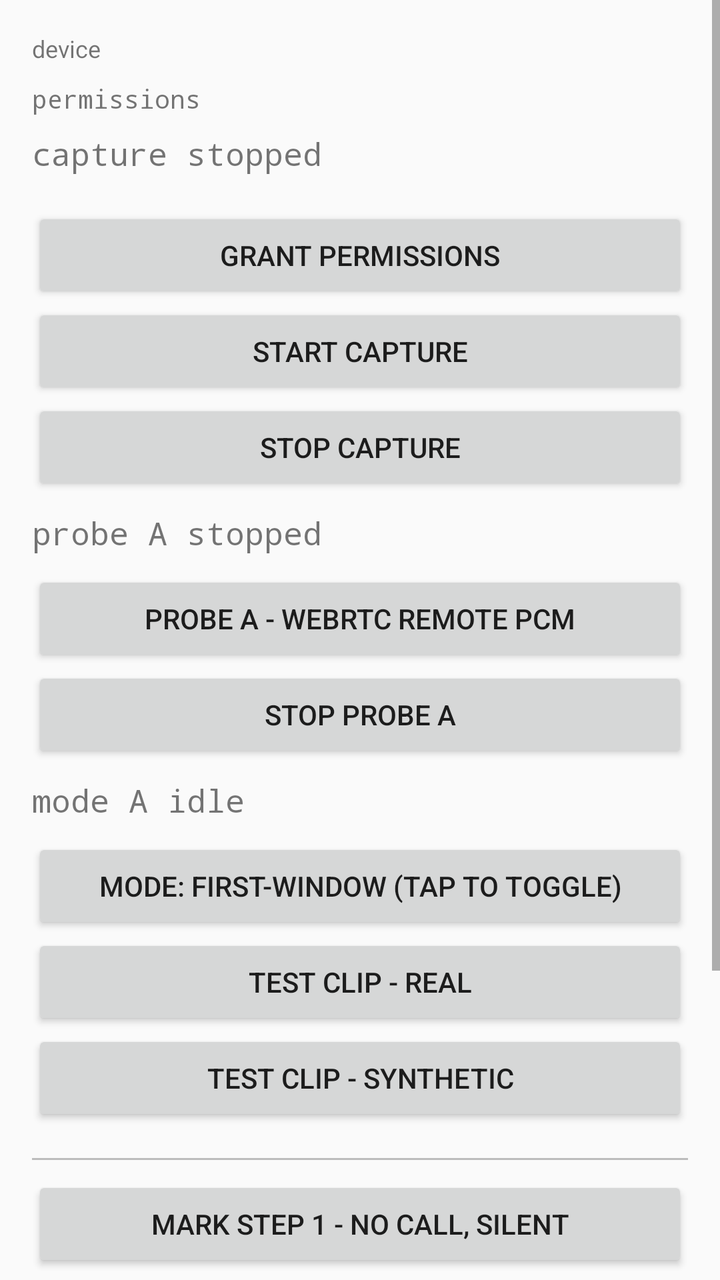
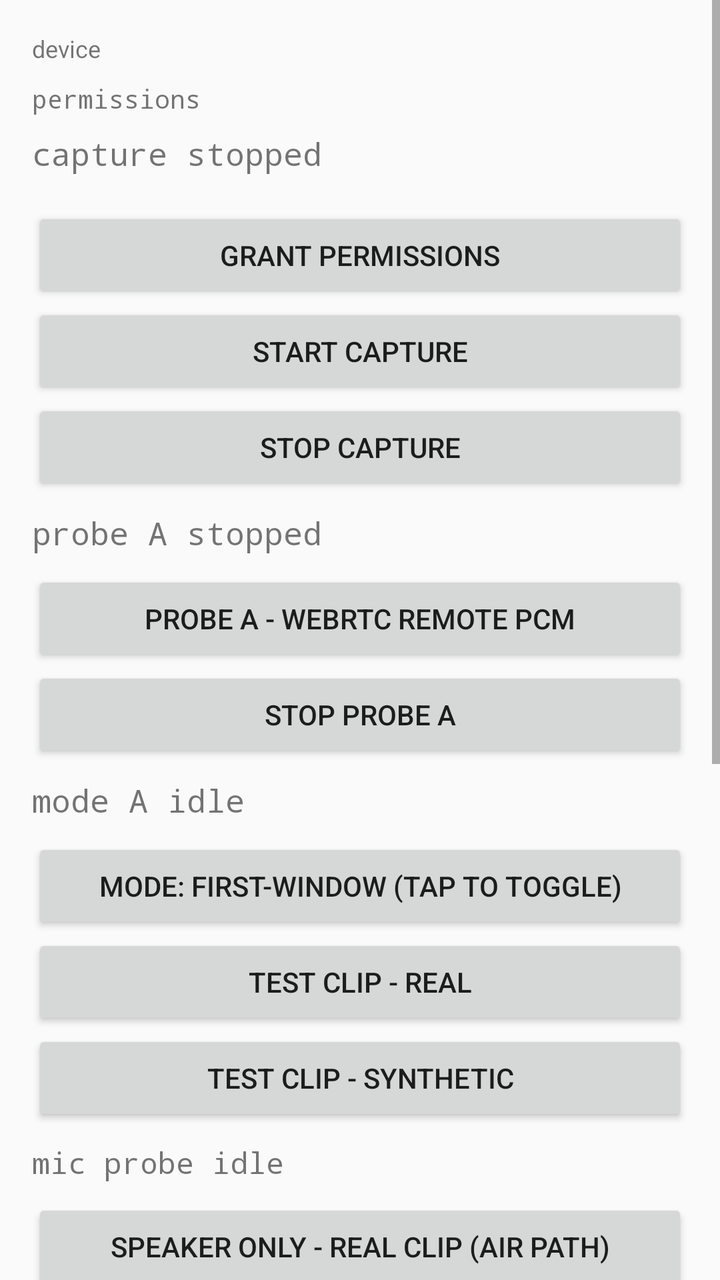

Before-and-after screenshots of an Android layout around one commit, followed by the original layout XML and the change that was made.
<!-- AndroidManifest.xml: activity theme android:Theme.Material.Light -->
<!-- res/layout/activity_diagnostics.xml -->
<?xml version="1.0" encoding="utf-8"?>
<ScrollView xmlns:android="http://schemas.android.com/apk/res/android"
    android:layout_width="match_parent"
    android:layout_height="match_parent"
    android:fillViewport="true">

    <LinearLayout
        android:layout_width="match_parent"
        android:layout_height="wrap_content"
        android:orientation="vertical"
        android:focusable="true"
        android:focusableInTouchMode="true"
        android:padding="16dp">

        <TextView
            android:id="@+id/deviceText"
            android:layout_width="match_parent"
            android:layout_height="wrap_content"
            android:textSize="12sp"
            android:paddingBottom="8dp"
            android:text="device" />

        <TextView
            android:id="@+id/permissionsText"
            android:layout_width="match_parent"
            android:layout_height="wrap_content"
            android:textSize="13sp"
            android:typeface="monospace"
            android:text="permissions" />

        <TextView
            android:id="@+id/metricsText"
            android:layout_width="match_parent"
            android:layout_height="wrap_content"
            android:textSize="16sp"
            android:typeface="monospace"
            android:paddingTop="8dp"
            android:paddingBottom="16dp"
            android:text="capture stopped" />

        <Button
            android:id="@+id/permissionsButton"
            android:layout_width="match_parent"
            android:layout_height="wrap_content"
            android:text="GRANT PERMISSIONS" />

        <Button
            android:id="@+id/startButton"
            android:layout_width="match_parent"
            android:layout_height="wrap_content"
            android:text="START CAPTURE" />

        <Button
            android:id="@+id/stopButton"
            android:layout_width="match_parent"
            android:layout_height="wrap_content"
            android:text="STOP CAPTURE" />

        <TextView
            android:id="@+id/probeText"
            android:layout_width="match_parent"
            android:layout_height="wrap_content"
            android:textSize="16sp"
            android:typeface="monospace"
            android:paddingTop="8dp"
            android:paddingBottom="8dp"
            android:text="probe A stopped" />

        <Button
            android:id="@+id/probeAButton"
            android:layout_width="match_parent"
            android:layout_height="wrap_content"
            android:text="PROBE A - WEBRTC REMOTE PCM" />

        <Button
            android:id="@+id/probeAStopButton"
            android:layout_width="match_parent"
            android:layout_height="wrap_content"
            android:text="STOP PROBE A" />

        <TextView
            android:id="@+id/modeaText"
            android:layout_width="match_parent"
            android:layout_height="wrap_content"
            android:textSize="16sp"
            android:typeface="monospace"
            android:paddingTop="8dp"
            android:paddingBottom="8dp"
            android:text="mode A idle" />

        <Button
            android:id="@+id/modeToggleButton"
            android:layout_width="match_parent"
            android:layout_height="wrap_content"
            android:text="MODE: FIRST-WINDOW (tap to toggle)" />

        <Button
            android:id="@+id/testRealButton"
            android:layout_width="match_parent"
            android:layout_height="wrap_content"
            android:text="TEST CLIP - REAL" />

        <Button
            android:id="@+id/testFakeButton"
            android:layout_width="match_parent"
            android:layout_height="wrap_content"
            android:text="TEST CLIP - SYNTHETIC" />

        <View
            android:layout_width="match_parent"
            android:layout_height="1dp"
            android:layout_marginTop="16dp"
            android:layout_marginBottom="8dp"
            android:background="#40000000" />

        <Button
            android:id="@+id/mark1Button"
            android:layout_width="match_parent"
            android:layout_height="wrap_content"
            android:text="MARK STEP 1 - no call, silent" />

        <Button
            android:id="@+id/mark2Button"
            android:layout_width="match_parent"
            android:layout_height="wrap_content"
            android:text="MARK STEP 2 - no call, I speak" />

        <Button
            android:id="@+id/mark3Button"
            android:layout_width="match_parent"
            android:layout_height="wrap_content"
            android:text="MARK STEP 3 - call, REMOTE speaks" />

        <Button
            android:id="@+id/mark4Button"
            android:layout_width="match_parent"
            android:layout_height="wrap_content"
            android:text="MARK STEP 4 - call, I speak" />

        <Button
            android:id="@+id/mark5Button"
            android:layout_width="match_parent"
            android:layout_height="wrap_content"
            android:text="MARK STEP 5 - call ended, silent" />

    </LinearLayout>
</ScrollView>
<!-- resources referenced by this layout -->
<resources>

</resources>

<!-- the commit's change to res/layout/activity_diagnostics.xml (unified diff, before → after) -->
@@ -106,6 +106,40 @@
             android:layout_height="wrap_content"
             android:text="TEST CLIP - SYNTHETIC" />
 
+        <TextView
+            android:id="@+id/micProbeText"
+            android:layout_width="match_parent"
+            android:layout_height="wrap_content"
+            android:textSize="15sp"
+            android:typeface="monospace"
+            android:paddingTop="8dp"
+            android:paddingBottom="8dp"
+            android:text="mic probe idle" />
+
+        <Button
+            android:id="@+id/speakerRealButton"
+            android:layout_width="match_parent"
+            android:layout_height="wrap_content"
+            android:text="SPEAKER ONLY - REAL CLIP (air path)" />
+
+        <Button
+            android:id="@+id/speakerFakeButton"
+            android:layout_width="match_parent"
+            android:layout_height="wrap_content"
+            android:text="SPEAKER ONLY - AI CLIP (air path)" />
+
+        <Button
+            android:id="@+id/micProbeStartButton"
+            android:layout_width="match_parent"
+            android:layout_height="wrap_content"
+            android:text="START MIC PROBE" />
+
+        <Button
+            android:id="@+id/micProbeStopButton"
+            android:layout_width="match_parent"
+            android:layout_height="wrap_content"
+            android:text="STOP MIC PROBE" />
+
         <View
             android:layout_width="match_parent"
             android:layout_height="1dp"
